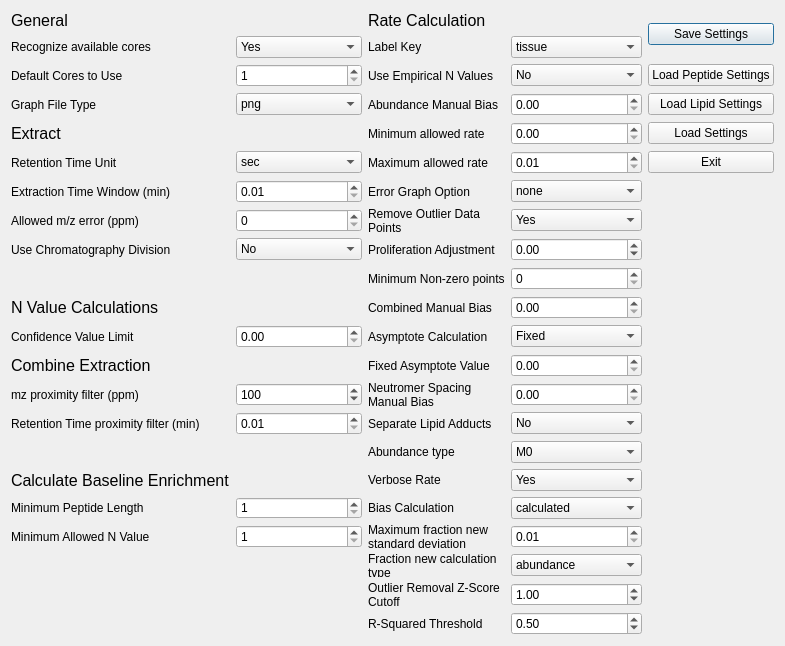
First picture: the form in ui_files/Settings_Menu.ui, repository JC-Price/DeuteRater, before the edit.
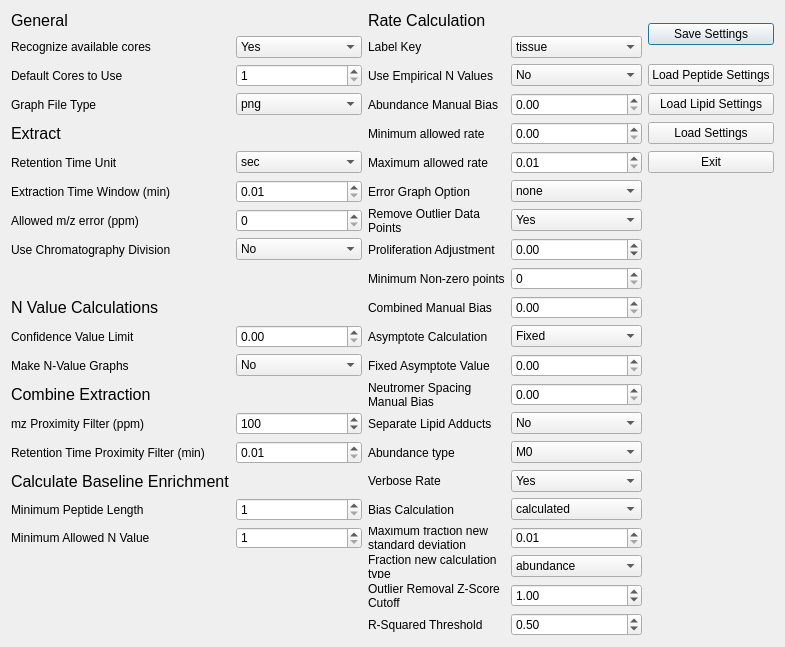
Second picture: the form after the edit.

Commit message: Added n-value calculation graphs and tsv output. Ouput not functional yet.

```diff
--- a/ui_files/Settings_Menu.ui
+++ b/ui_files/Settings_Menu.ui
@@ -53,14 +53,14 @@
      </property>
     </widget>
    </item>
-   <item row="14" column="0">
+   <item row="15" column="0">
     <widget class="QLabel" name="label_31">
      <property name="text">
-      <string>Retention Time proximity filter (min)</string>
+      <string>Retention Time Proximity Filter (min)</string>
      </property>
     </widget>
    </item>
-   <item row="14" column="1">
+   <item row="15" column="1">
     <widget class="QDoubleSpinBox" name="rt_prox_filter">
      <property name="minimum">
       <double>0.010000000000000</double>
@@ -207,7 +207,7 @@
      </property>
     </widget>
    </item>
-   <item row="13" column="1">
+   <item row="14" column="1">
     <widget class="QSpinBox" name="mz_prox_filter">
      <property name="minimum">
       <number>1</number>
@@ -223,10 +223,10 @@
      </property>
     </widget>
    </item>
-   <item row="13" column="0">
+   <item row="14" column="0">
     <widget class="QLabel" name="label_27">
      <property name="text">
-      <string>mz proximity filter (ppm)</string>
+      <string>mz Proximity Filter (ppm)</string>
      </property>
     </widget>
    </item>
@@ -656,7 +656,7 @@
      </item>
     </widget>
    </item>
-   <item row="12" column="0">
+   <item row="13" column="0">
     <widget class="QLabel" name="label_">
      <property name="sizePolicy">
       <sizepolicy hsizetype="Preferred" vsizetype="Minimum">
@@ -712,6 +712,36 @@
      </property>
     </widget>
    </item>
+   <item row="12" column="0">
+    <widget class="QLabel" name="label_53">
+     <property name="acceptDrops">
+      <bool>false</bool>
+     </property>
+     <property name="text">
+      <string>Make N-Value Graphs</string>
+     </property>
+     <property name="scaledContents">
+      <bool>false</bool>
+     </property>
+     <property name="wordWrap">
+      <bool>true</bool>
+     </property>
+    </widget>
+   </item>
+   <item row="12" column="1">
+    <widget class="QComboBox" name="graph_n_value_calculations">
+     <item>
+      <property name="text">
+       <string>No</string>
+      </property>
+     </item>
+     <item>
+      <property name="text">
+       <string>Yes</string>
+      </property>
+     </item>
+    </widget>
+   </item>
    <item row="1" column="0">
     <widget class="QLabel" name="label_9">
      <property name="text">
```
Left out of the diff: 1 changed line with no effect on the pictures. The commit also changes 10 other files.
